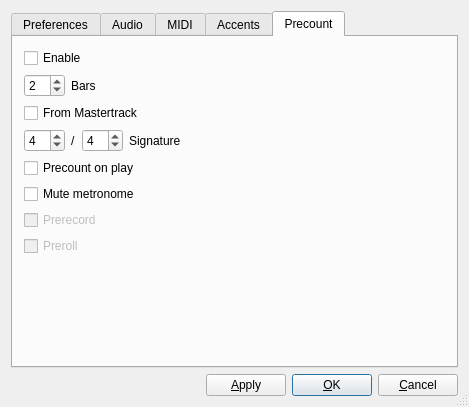
Above: src/muse/components/metronomebase.ui from emrum/muse before the change. Below: the same form after it.
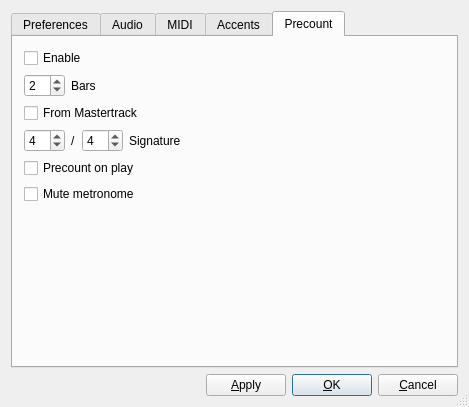
That is the form after the change. The open tabs and pages were chosen to show the change.

Commit message: removed unused options from metronome (what the suggested use was is lost in time)

What changed in the file:
```diff
--- a/src/muse/components/metronomebase.ui
+++ b/src/muse/components/metronomebase.ui
@@ -1149,32 +1149,6 @@
          </property>
         </widget>
        </item>
-       <item>
-        <widget class="QCheckBox" name="precountPrerecord">
-         <property name="enabled">
-          <bool>false</bool>
-         </property>
-         <property name="toolTip">
-          <string>Not supported yet</string>
-         </property>
-         <property name="text">
-          <string>Prerecord</string>
-         </property>
-        </widget>
-       </item>
-       <item>
-        <widget class="QCheckBox" name="precountPreroll">
-         <property name="enabled">
-          <bool>false</bool>
-         </property>
-         <property name="toolTip">
-          <string>Not supported yet</string>
-         </property>
-         <property name="text">
-          <string>Preroll</string>
-         </property>
-        </widget>
-       </item>
        <item>
         <spacer name="verticalSpacer_3">
          <property name="orientation">
```
Left out of the diff: 2 changed lines with no effect on the pictures. The commit also changes 1 other file.
